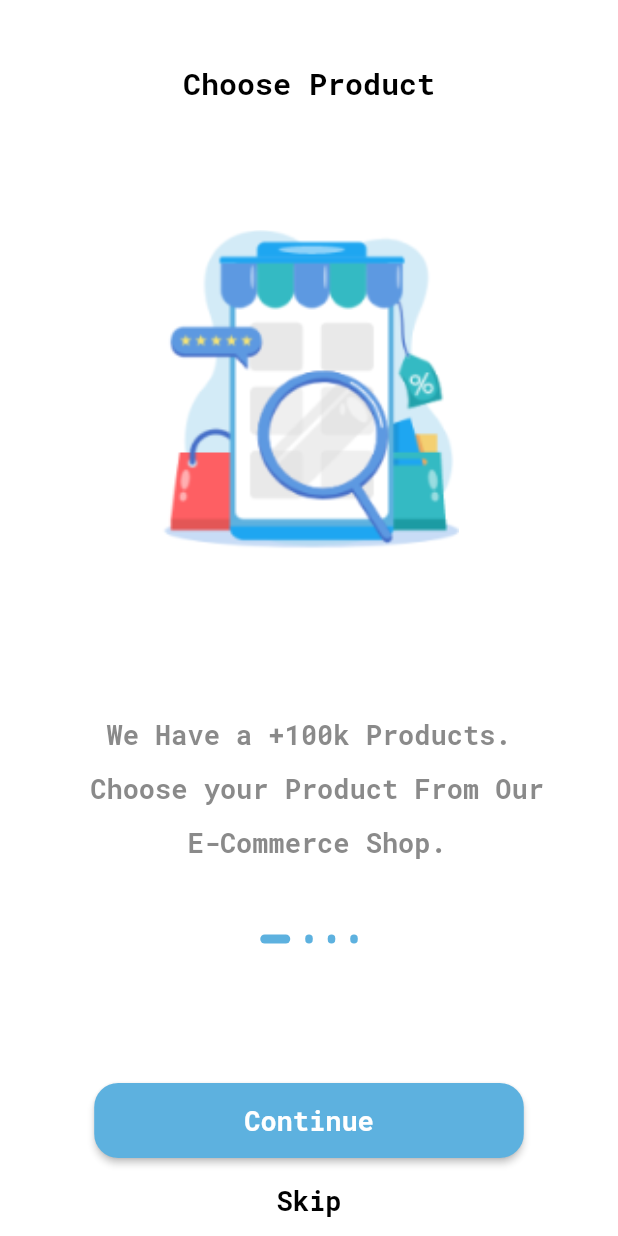
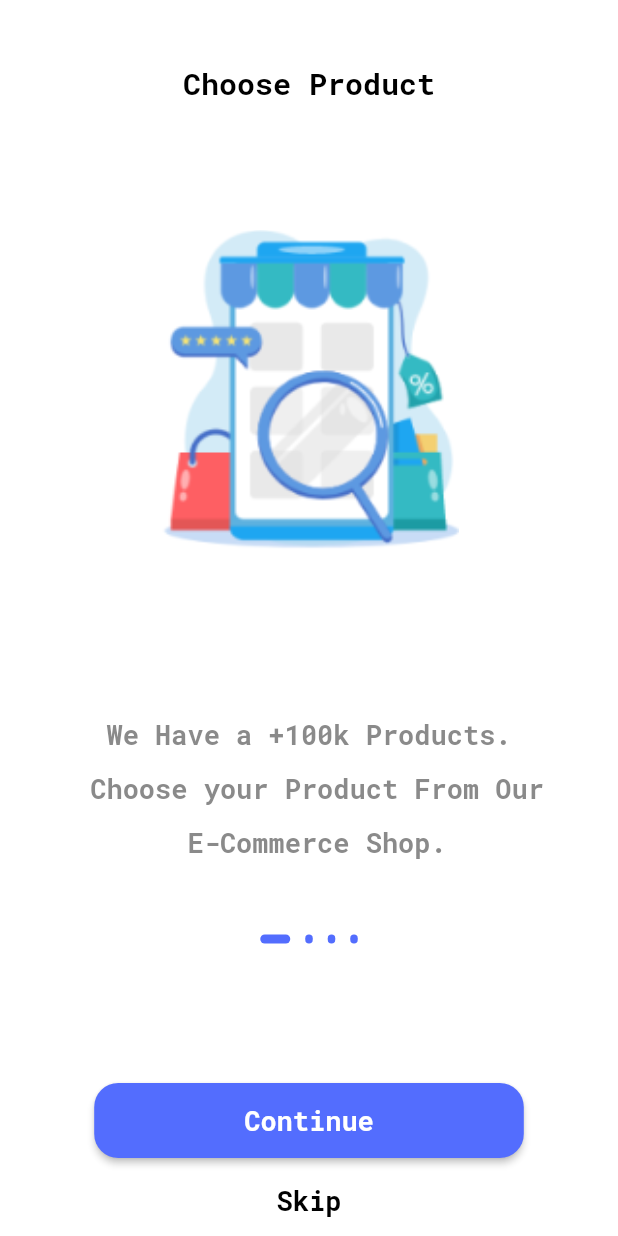
Before and after one commit to Ibrahimfathi96/ShopSavvy, a Flutter app: the screen it shows after launch, on a phone screen of 412 x 824 dp. Run offline on Flutter 3.47's test engine with Material 2 defaults, Android fonts, the phone set to English and light mode, and no system bars; our stand-ins replace get; project files that could hold a hidden picture were left out.

Commit message:
Retouch onBoarding

```diff
--- a/lib/core/constants/color.dart
+++ b/lib/core/constants/color.dart
@@ -2,5 +2,6 @@ import 'package:flutter/material.dart';
 
 class AppColors{
   static const Color grey = Color(0xAB515151);
-  static const Color primaryColor = Color(0xFF5DB1Df);
+  static const Color primaryColor = Colors.indigoAccent;
+  // static const Color primaryColor = Color(0xFF5DB1Df);
 }
--- a/lib/main.dart
+++ b/lib/main.dart
@@ -17,6 +17,7 @@ class ShopSavvy extends StatelessWidget {
       debugShowCheckedModeBanner: false,
       title: 'ShopSavvy',
       theme: ThemeData(
+        scaffoldBackgroundColor: Colors.white,
         fontFamily: "RobotoMono",
         textTheme: const TextTheme(
           displayLarge: TextStyle(
--- a/lib/view/screen/onboarding.dart
+++ b/lib/view/screen/onboarding.dart
@@ -13,7 +13,6 @@ class OnBoarding extends StatelessWidget {
   Widget build(BuildContext context) {
     Get.put(OnBoardingControllerImp());
     return Scaffold(
-      backgroundColor: Colors.white,
       body: SafeArea(
         child: Column(
           children: [
```
